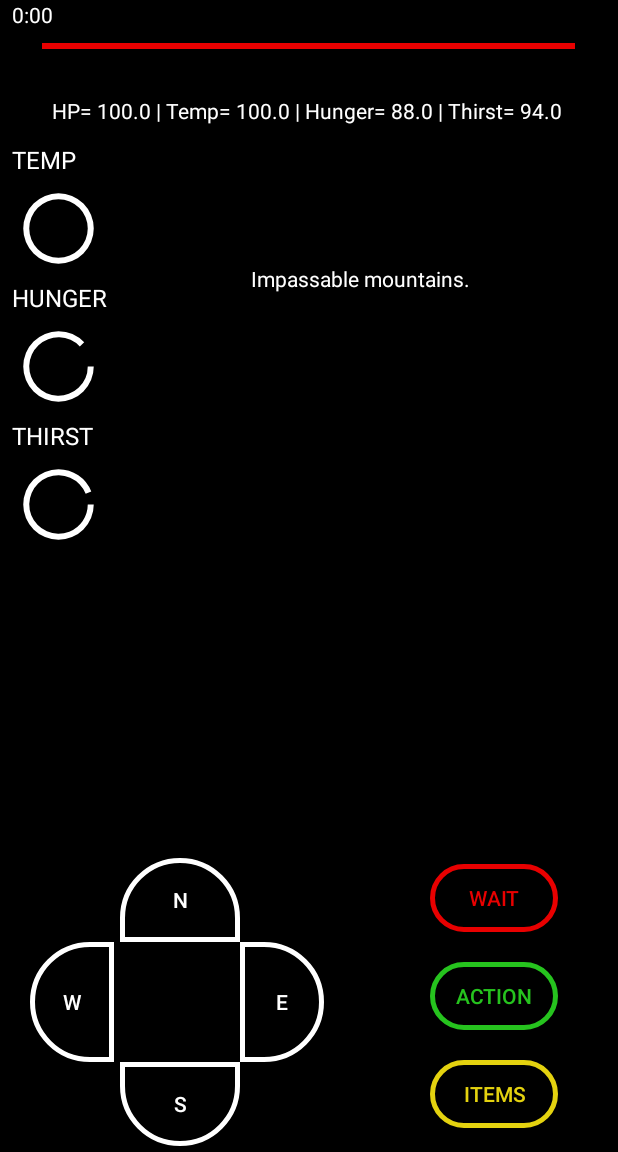
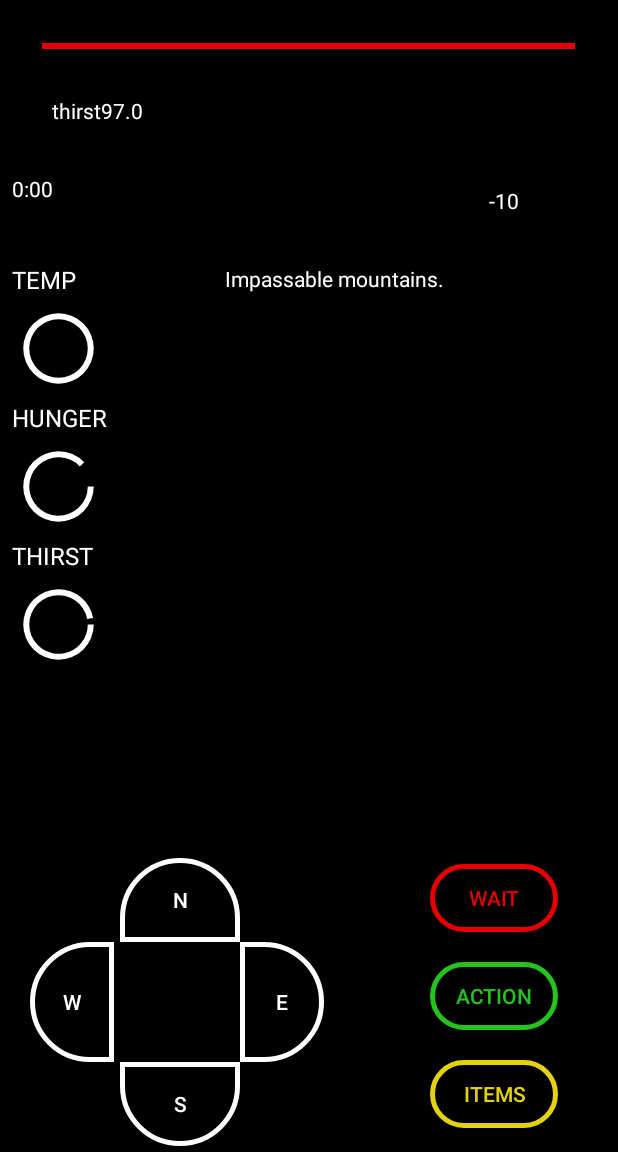
Before and after one commit to jacobv25/Wilderness_Survival_Guide, an Android app: the PlayActivity screen opened directly, with no data from a screen before it, after a tap on an icon or button, on a phone screen of 412 x 824 dp, the part 84-1236 px from its top. Run offline under Robolectric (Android 15) with nearby library versions, the phone set to English and light mode, and no system bars; libraries missing offline, so code that uses them is left out: com.google.android.exoplayer2.

Commit message:
changed the play view to do some tests
changed the Damage model

fixed mediaplayer sound bugs when the back button was pressed

```diff
--- a/app/src/main/java/edu/miracosta/finalprojecttest/model/player/Damage.java
+++ b/app/src/main/java/edu/miracosta/finalprojecttest/model/player/Damage.java
@@ -15,14 +15,14 @@ public class Damage {
 
     public static final double FREEZING_POINT = 32; //32 deg Fahrenheit
 
-    public static final double CONDITION_DAMAGE_FREEZING_SMALL = 10/6;
+    public static final double CONDITION_DAMAGE_FREEZING_SMALL = 1.7;
     public static final double CONDITION_DAMAGE_FREEZING_LARGE = 10;
-    public static final double CONDITION_DAMAGE_HUNGER_SMALL = (.5)/6;
+    public static final double CONDITION_DAMAGE_HUNGER_SMALL = .1;
     public static final double CONDITION_DAMAGE_HUNGER_LARGE = .5;
-    public static final double CONDITION_DAMAGE_THIRST_SMALL = 5/6;
+    public static final double CONDITION_DAMAGE_THIRST_SMALL = .8;
     public static final double CONDITION_DAMAGE_THIRST_LARGE = 5;
     public static final double THIRST_DAMAGE_SMALL = 1;
-    public static final double THIRST_DAMAGE_LARGE = 6;
+    public static final double THIRST_DAMAGE_LARGE = 3;
     public static final double HUNGER_DAMAGE_WAIT = 1;
     public static final double HUNGER_DAMAGE_SMALL = 2;
     public static final double HUNGER_DAMAGE_LARGE = 12;
--- a/app/src/main/java/edu/miracosta/finalprojecttest/view_play/PlayActivity.java
+++ b/app/src/main/java/edu/miracosta/finalprojecttest/view_play/PlayActivity.java
@@ -72,6 +72,7 @@ public class PlayActivity extends AppCompatActivity {
     private TextView tempTextView;
     private TextView hungerTextView;
     private TextView thirstTextView;
+    private TextView worldTempTextView;
 
     private Player player;
     private GameTime gameTime;
@@ -103,6 +104,7 @@ public class PlayActivity extends AppCompatActivity {
         tempTextView = findViewById(R.id.tempTextView);
         hungerTextView = findViewById(R.id.hungerTextView);
         thirstTextView = findViewById(R.id.thirstTextView);
+        worldTempTextView = findViewById(R.id.worldTempTextView);
         playActivityLayout = findViewById(R.id.playActivityLayout);
         allButtons = new ArrayList<>();
         allButtons.add(northButton);
@@ -127,7 +129,7 @@ public class PlayActivity extends AppCompatActivity {
         //playView = findViewById(R.id.constraintLayout);
 
         cabinAmbientMediaPlayer = MediaPlayer.create(this, R.raw.cabin_fire);
-        //cabinAmbientMediaPlayer.start();
+        cabinAmbientMediaPlayer.start();
         forestDayAmbientMediaPlayer = MediaPlayer.create(this, R.raw.forest_ambient_day);
         forestNightAmbientMediaPlayer = MediaPlayer.create(this, R.raw.forest_ambient_night);
         //cabinAmbientExoPlayer = setUpCabinAmbientExoPlayer();
@@ -142,57 +144,9 @@ public class PlayActivity extends AppCompatActivity {
                 " | Hunger= " + player.getHunger() +
                 " | Thirst= " + player.getThirst());
         timeTextView.setText(gameTime.getDayTimeFormatted());
+        setTemperatureProgressBar(weather);
         currentAreaTextView.setText(StoryElements.HOW_TO_PLAY);
-        //forestDayAmbientMediaPlayer.start();
-        //cabinAmbientExoPlayer.setPlayWhenReady(true);
-        //forestNightAmbientMediaPlayer.start();
     }
-
-//    @Override
-//    protected void onStart() {
-//        super.onStart();
-//
-//        TrackSelector trackSelector = new DefaultTrackSelector();
-//        //DefaultRenderersFactory renderersFactory = new DefaultRenderersFactory(this);
-//        String application_name = getApplicationInfo().loadLabel(getPackageManager()).toString();
-//        DataSource.Factory dataSourceFactory = new DefaultDataSourceFactory(this, Util.getUserAgent(this, application_name));
-//        MediaSource audioSource = new ExtractorMediaSource.Factory(dataSourceFactory).createMediaSource(getCabinMp3Uri());
-//        cabinAmbientExoPlayer = ExoPlayerFactory.newSimpleInstance(this,
-//                                                                    trackSelector);
-//        cabinAmbientExoPlayer.prepare(audioSource);
-//        cabinAmbientExoPlayer.setPlayWhenReady(true);
-//
-////        //Use ExoPlayer Factory to initialize
-////        cabinAmbientExoPlayer = ExoPlayerFactory.newSimpleInstance(this, new DefaultTrackSelector());
-////        //Get application name (label)
-////
-////        // Produces DataSource instances through which media data is loaded.
-////        DefaultDataSourceFactory dataSourceFactory = new DefaultDataSourceFactory(this,
-////                Util.getUserAgent(this, application_name));
-////        // This is the MediaSource representing the media to be played.
-////        ExtractorMediaSource cabinAmbientMediaSource = new ExtractorMediaSource.Factory(dataSourceFactory)
-////                .createMediaSource(getCabinMp3Uri());
-////        // Prepare the player with the source.
-////        cabinAmbientExoPlayer.prepare(cabinAmbientMediaSource);
-////
-////        cabinAmbientExoPlayer.setPlayWhenReady(true);
-////        //forestNightAmbientMediaPlayer.start();
-//
-//    }
-
-//    private Uri getCabinMp3Uri() {
-//
-//        //Get the URI
-//        Resources res = this.getResources();
-//        String uri = ContentResolver.SCHEME_ANDROID_RESOURCE
-//                + "://" + res.getResourcePackageName(R.raw.forest_ambient_night)
-//                + "/" + res.getResourceTypeName(R.raw.forest_ambient_night)
-//                + "/" + res.getResourceEntryName(R.raw.forest_ambient_night);
-//
-//        return Uri.parse(uri);
-//
-//
-//    }
 
     public void movePlayer(View v) {
         String buttonText = ((Button)v).getText().toString();
@@ -203,12 +157,10 @@ public class PlayActivity extends AppCompatActivity {
             player.movePlayerBoardPiece(buttonText, player, RUNNING_GAME_BOARD, walkSnowSFXMediaPlayer, allButtons, gameTime);
             currentAreaTextView.setText(player.getDisplayText());
         }
-
         //Check if fire is burning in current area
         if( Action.isFireBurning(player, RUNNING_GAME_BOARD) ) {
             Regeneration.regenFromFire(player);
         }
-
         Damage.damagePlayerLarge(player, weather, gameTime);
         Regeneration.regeneratePlayer(player);
         //check for sunlight
@@ -218,13 +170,11 @@ public class PlayActivity extends AppCompatActivity {
         //set the affliction text view
         setAfflictionText();
         //update the player condition text view
-        playerConditionTextView.setText("HP= " + player.getCondition() +
-                " | Temp= " + player.getTemperature() +
-                " | Hunger= " + player.getHunger() +
-                " | Thirst= " + player.getThirst());
-        //TODO: Set the player progress bar (Temp)
+        String thirst = "thirst" + player.getThirst();
+        playerConditionTextView.setText(thirst);
+
         setPlayerProgressBars(player);
-
+        setTemperatureProgressBar(weather);
 
         //check if player is dead
         isPlayerDead(player);
@@ -242,6 +192,13 @@ public class PlayActivity extends AppCompatActivity {
         playerHungerProgressBar.setProgress((int)player.getHunger());
         playerThirstProgressBar.setProgress((int)player.getThirst());
         playerConditionProgressBar.setProgress((int)player.getCondition());
+    }
+
+    private void setTemperatureProgressBar(Weather weather) {
+        int temp = weather.getTemp();
+        Log.i("temp", "temp=" + temp);
+        worldTempTextView.setText(String.valueOf(temp));
+
     }
 
 
@@ -301,6 +258,7 @@ public class PlayActivity extends AppCompatActivity {
                             " | Thirst= " + player.getThirst());
                     //update progress bars
                     setPlayerProgressBars(player);
+                    setTemperatureProgressBar(weather);
                     //update the time
                     timeTextView.setText(gameTime.getDayTimeFormatted());
                     //check if player is dead
@@ -321,6 +279,7 @@ public class PlayActivity extends AppCompatActivity {
             tempTextView.setTextColor(Color.WHITE);
             hungerTextView.setTextColor(Color.WHITE);
             thirstTextView.setTextColor(Color.WHITE);
+            worldTempTextView.setTextColor(Color.WHITE);
 
             if(player.getTemperature() != 100) {
                 playerTempProgressBar.setProgressDrawable(getDrawable(R.drawable.circular_progress_bar_white));
@@ -340,6 +299,7 @@ public class PlayActivity extends AppCompatActivity {
             tempTextView.setTextColor(Color.BLACK);
             hungerTextView.setTextColor(Color.BLACK);
             thirstTextView.setTextColor(Color.BLACK);
+            worldTempTextView.setTextColor(Color.BLACK);
             if(player.getTemperature() != 100) {
                 playerTempProgressBar.setProgressDrawable(getDrawable(R.drawable.circular_progress_bar_black));
             }
@@ -398,6 +358,15 @@ public class PlayActivity extends AppCompatActivity {
     private void isPlayerDead(Player player) {
 
         if (player.getCondition() == 0) {
+            if (cabinAmbientMediaPlayer.isPlaying()) {
+                cabinAmbientMediaPlayer.stop();
+            }
+            if (forestDayAmbientMediaPlayer.isPlaying()) {
+                forestDayAmbientMediaPlayer.stop();
+            }
+            if (forestNightAmbientMediaPlayer.isPlaying()) {
+                forestNightAmbientMediaPlayer.stop();
+            }
 
             Intent intent = new Intent(this, EndGameActivity.class);
             intent.putExtra("Player", player);
@@ -454,4 +423,19 @@ public class PlayActivity extends AppCompatActivity {
             afflictionThirstTextView.setVisibility(View.INVISIBLE);
         }
     }
+
+    @Override
+    public void onBackPressed() {
+        super.onBackPressed();
+        if (cabinAmbientMediaPlayer.isPlaying()) {
+            cabinAmbientMediaPlayer.stop();
+        }
+        if (forestDayAmbientMediaPlayer.isPlaying()) {
+            forestDayAmbientMediaPlayer.stop();
+        }
+        if (forestNightAmbientMediaPlayer.isPlaying()) {
+            forestNightAmbientMediaPlayer.stop();
+        }
+        finish();
+    }
 }
--- a/app/src/main/res/layout/activity_play.xml
+++ b/app/src/main/res/layout/activity_play.xml
@@ -100,8 +100,8 @@
 
     <TextView
         android:id="@+id/currentAreaTextView"
-        android:layout_width="197dp"
-        android:layout_height="157dp"
+        android:layout_width="219dp"
+        android:layout_height="299dp"
         android:layout_marginStart="8dp"
         android:layout_marginTop="80dp"
         android:layout_marginEnd="8dp"
@@ -116,9 +116,10 @@
         android:layout_width="70dp"
         android:layout_height="27dp"
         android:layout_marginStart="8dp"
+        android:layout_marginTop="20dp"
         android:textColor="@color/colorWhite"
         app:layout_constraintStart_toStartOf="parent"
-        tools:layout_editor_absoluteY="117dp" />
+        app:layout_constraintTop_toBottomOf="@+id/playerConditionTextView" />
 
     <Button
         android:id="@+id/waitButton"
@@ -184,7 +185,7 @@
         android:layout_width="wrap_content"
         android:layout_height="wrap_content"
         android:layout_marginStart="8dp"
-        android:layout_marginTop="68dp"
+        android:layout_marginTop="32dp"
         android:text="@string/temperature"
         android:textColor="@android:color/white"
         android:textSize="16sp"
@@ -251,5 +252,15 @@
         app:layout_constraintStart_toStartOf="parent"
         app:layout_constraintTop_toTopOf="parent" />
 
+    <TextView
+        android:id="@+id/worldTempTextView"
+        android:layout_width="70dp"
+        android:layout_height="27dp"
+        android:layout_marginTop="28dp"
+        android:layout_marginEnd="16dp"
+        android:textColor="@color/colorWhite"
+        app:layout_constraintEnd_toEndOf="parent"
+        app:layout_constraintTop_toBottomOf="@+id/playerConditionTextView" />
+
 
 </androidx.constraintlayout.widget.ConstraintLayout>
```
Also changed, not shown: app/src/main/java/edu/miracosta/finalprojecttest/view_play/EndGameActivity.java (+8 -0 lines), app/src/main/res/values/colors.xml (+9 -3 lines).
